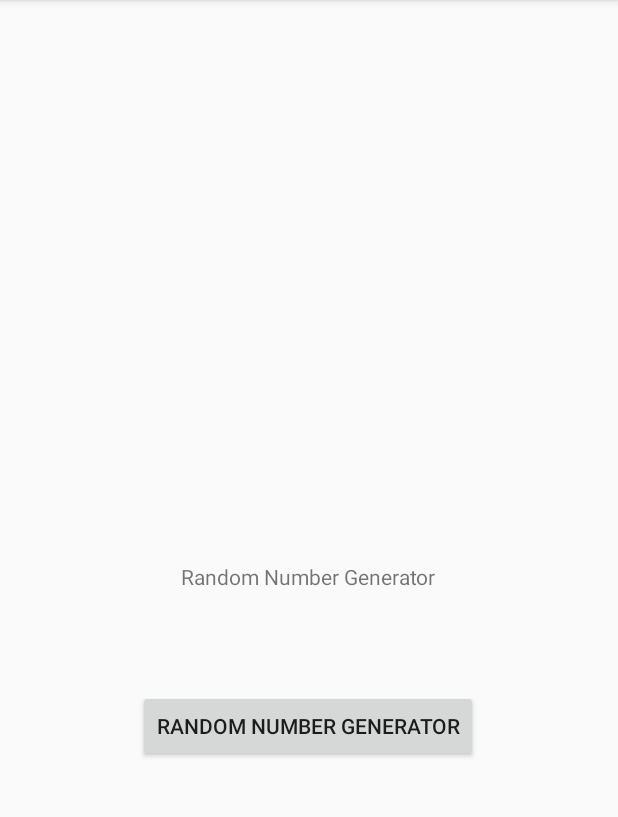
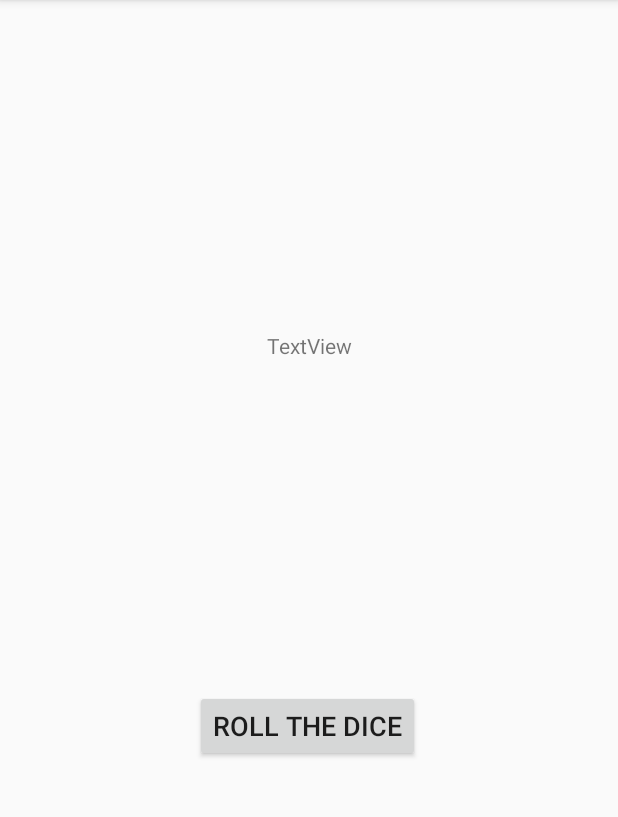
Before and after one commit to JPPedra/DiceRoller, an Android app: the screen it shows after launch (MainActivity), on a phone screen of 412 x 824 dp, the part 84-901 px from its top. Run offline under Robolectric (Android 15) with nearby library versions, the phone set to English and light mode, and no system bars.

Commit message:
Level 1 commit (with some corrections on level 1)

```diff
--- a/app/src/main/java/com/example/diceroller/MainActivity.java
+++ b/app/src/main/java/com/example/diceroller/MainActivity.java
@@ -2,11 +2,14 @@ package com.example.diceroller;
 
         import androidx.appcompat.app.AppCompatActivity;
 
+        import android.annotation.SuppressLint;
         import android.os.Bundle;
         import android.view.View;
         import android.widget.TextView;
 
+
         import java.util.Random;
+
 
 public class MainActivity extends AppCompatActivity {
 
@@ -16,7 +19,7 @@ public class MainActivity extends AppCompatActivity {
         setContentView(R.layout.activity_main);
     }
 
-
+    @SuppressLint("SetTextI18n")
     public void buttonclick(View view){
 
         TextView tv = this.findViewById(R.id.numberTextView);
@@ -26,8 +29,5 @@ public class MainActivity extends AppCompatActivity {
 
         tv.setText(Integer.toString(number));
 
-
-
-
     }
 }
--- a/app/src/main/res/layout/activity_main.xml
+++ b/app/src/main/res/layout/activity_main.xml
@@ -9,25 +9,23 @@
     tools:visibility="visible">
 
     <TextView
-        android:id="@+id/textView"
+        android:id="@+id/numberTextView"
         android:layout_width="wrap_content"
         android:layout_height="wrap_content"
-        android:layout_marginStart="118dp"
-        android:layout_marginLeft="118dp"
-        android:layout_marginEnd="119dp"
-        android:layout_marginRight="119dp"
-        android:text="@string/random_number_generator"
-        app:layout_constraintBottom_toBottomOf="parent"
+        android:text="@string/textview"
+        app:layout_constraintBottom_toTopOf="@+id/TextView"
         app:layout_constraintEnd_toEndOf="parent"
         app:layout_constraintStart_toStartOf="parent"
         app:layout_constraintTop_toTopOf="parent" />
 
+
     <Button
-        android:id="@+id/numberTextView"
+        android:id="@+id/TextView"
         android:layout_width="wrap_content"
         android:layout_height="wrap_content"
         android:onClick="buttonclick"
-        android:text="@string/random_number_generator"
+        android:text="@string/roll_the_dice"
+        android:textSize="18sp"
         app:layout_constraintBottom_toBottomOf="parent"
         app:layout_constraintEnd_toEndOf="parent"
         app:layout_constraintHorizontal_bias="0.497"
@@ -35,4 +33,5 @@
         app:layout_constraintTop_toTopOf="parent"
         app:layout_constraintVertical_bias="0.639" />
 
+
 </androidx.constraintlayout.widget.ConstraintLayout>
--- a/app/src/main/res/values/strings.xml
+++ b/app/src/main/res/values/strings.xml
@@ -1,4 +1,8 @@
 <resources>
     <string name="app_name">Dice Roller!</string>
     <string name="random_number_generator">Random Number Generator</string>
+    <string name="inputnumber">InputNumber</string>
+    <string name="numberinput">NumberInput:</string>
+    <string name="textview">TextView</string>
+    <string name="roll_the_dice">Roll The Dice</string>
 </resources>
```
